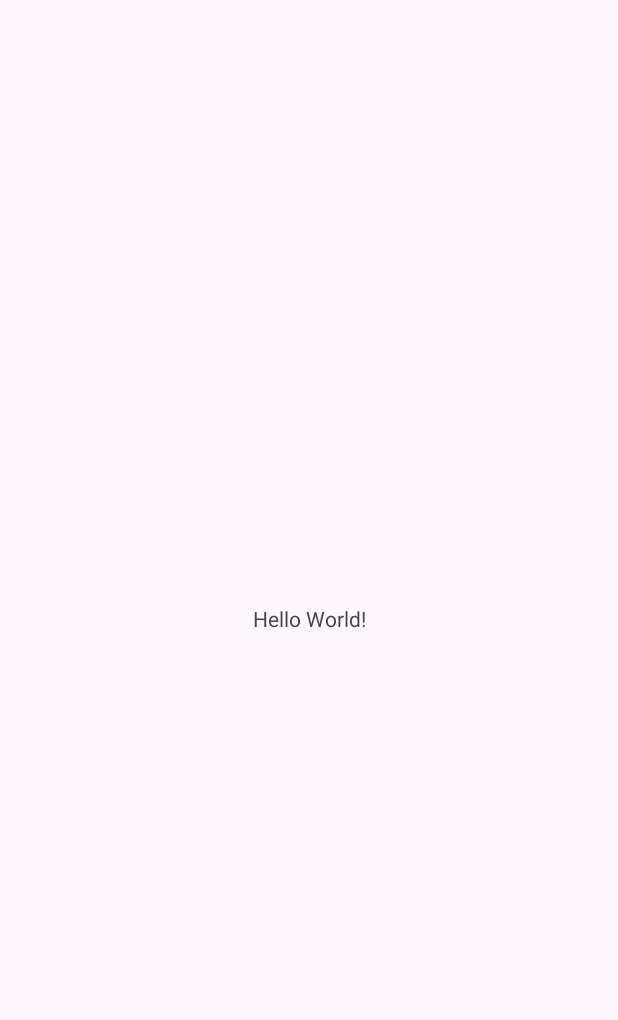
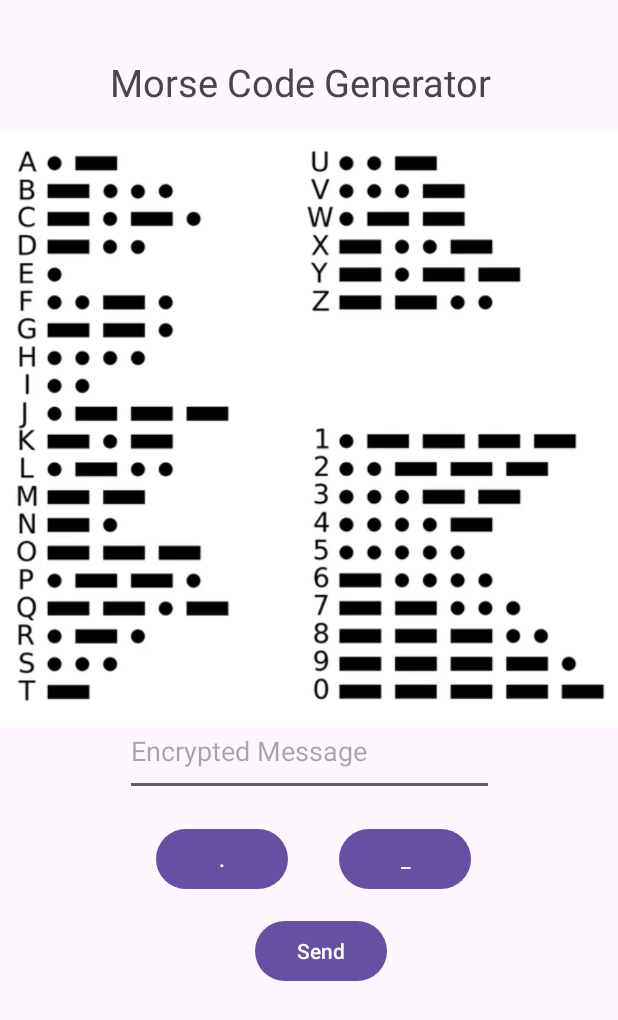
Before and after one commit to cryptic0053/Morse-Code-Generator, an Android app: the screen it shows after launch (MainActivity), on a phone screen of 412 x 824 dp. Before the commit the part shown is almost empty. Shown: the top 1020 px of the screen. Run offline under Robolectric (Android 15) with nearby library versions, the phone set to English and light mode, and no system bars.

Commit message:
xml file

```diff
--- a/app/src/main/java/com/example/morse_code_generator/MainActivity.java
+++ b/app/src/main/java/com/example/morse_code_generator/MainActivity.java
@@ -1,24 +1,62 @@
 package com.example.morse_code_generator;
 
 import android.os.Bundle;
-
-import androidx.activity.EdgeToEdge;
+import android.view.View;
+import android.widget.Button;
+import android.widget.EditText;
+import android.widget.Toast;
 import androidx.appcompat.app.AppCompatActivity;
-import androidx.core.graphics.Insets;
-import androidx.core.view.ViewCompat;
-import androidx.core.view.WindowInsetsCompat;
 
 public class MainActivity extends AppCompatActivity {
+
+    EditText editText;
+    Button dotButton, dashButton, sendButton;
 
     @Override
     protected void onCreate(Bundle savedInstanceState) {
         super.onCreate(savedInstanceState);
-        EdgeToEdge.enable(this);
         setContentView(R.layout.activity_main);
-        ViewCompat.setOnApplyWindowInsetsListener(findViewById(R.id.main), (v, insets) -> {
-            Insets systemBars = insets.getInsets(WindowInsetsCompat.Type.systemBars());
-            v.setPadding(systemBars.left, systemBars.top, systemBars.right, systemBars.bottom);
-            return insets;
+
+        editText = findViewById(R.id.editTextText2);
+        dotButton = findViewById(R.id.button);
+        dashButton = findViewById(R.id.button2);
+        sendButton = findViewById(R.id.button3);
+
+        dotButton.setOnClickListener(new View.OnClickListener() {
+            @Override
+            public void onClick(View v) {
+                editText.append(".");
+            }
+        });
+
+        dashButton.setOnClickListener(new View.OnClickListener() {
+            @Override
+            public void onClick(View v) {
+                editText.append("_");
+            }
+        });
+
+        sendButton.setOnClickListener(new View.OnClickListener() {
+            @Override
+            public void onClick(View v) {
+                String message = editText.getText().toString().trim();
+                if (!message.isEmpty()) {
+                    sendMessage(message);
+                } else {
+                    Toast.makeText(MainActivity.this, "Please enter a message", Toast.LENGTH_SHORT).show();
+                }
+            }
         });
     }
+
+    private void sendMessage(String message) {
+        // Add your code here to send the message
+        // For example, you can send the message via Bluetooth or any other communication method
+
+        // Clear the EditText after sending the message
+        editText.setText("");
+
+        // Display a success message or perform any other action
+        Toast.makeText(this, "Message sent: " + message, Toast.LENGTH_SHORT).show();
+    }
 }
--- a/app/src/main/res/layout/activity_main.xml
+++ b/app/src/main/res/layout/activity_main.xml
@@ -7,13 +7,78 @@
     android:layout_height="match_parent"
     tools:context=".MainActivity">
 
-    <TextView
-        android:layout_width="wrap_content"
-        android:layout_height="wrap_content"
-        android:text="Hello World!"
+    <ImageView
+        android:id="@+id/imageView2"
+        android:layout_width="451dp"
+        android:layout_height="397dp"
+
         app:layout_constraintBottom_toBottomOf="parent"
         app:layout_constraintEnd_toEndOf="parent"
         app:layout_constraintStart_toStartOf="parent"
-        app:layout_constraintTop_toTopOf="parent" />
+        app:layout_constraintTop_toTopOf="parent"
+        app:layout_constraintVertical_bias="0.205"
+        app:srcCompat="@drawable/morsechart" />
+
+    <TextView
+        android:id="@+id/textView2"
+        android:layout_width="266dp"
+        android:layout_height="51dp"
+        android:text="Morse Code Generator"
+        android:textSize="25dp"
+        app:layout_constraintBottom_toBottomOf="parent"
+        app:layout_constraintEnd_toEndOf="parent"
+        app:layout_constraintStart_toStartOf="parent"
+        app:layout_constraintTop_toTopOf="parent"
+        app:layout_constraintVertical_bias="0.048" />
+
+
+    <EditText
+        android:id="@+id/editTextText2"
+        android:layout_width="246dp"
+        android:layout_height="59dp"
+        android:ems="10"
+        android:hint="Encrypted Message"
+        android:inputType="text"
+        app:layout_constraintBottom_toBottomOf="parent"
+        app:layout_constraintEnd_toEndOf="parent"
+        app:layout_constraintStart_toStartOf="parent"
+        app:layout_constraintTop_toTopOf="parent"
+        app:layout_constraintVertical_bias="0.616" />
+
+    <Button
+        android:id="@+id/button"
+        android:layout_width="wrap_content"
+        android:layout_height="wrap_content"
+        android:text="."
+        app:layout_constraintBottom_toBottomOf="parent"
+        app:layout_constraintEnd_toEndOf="parent"
+        app:layout_constraintHorizontal_bias="0.322"
+        app:layout_constraintStart_toStartOf="parent"
+        app:layout_constraintTop_toTopOf="parent"
+        app:layout_constraintVertical_bias="0.707" />
+
+    <Button
+        android:id="@+id/button2"
+        android:layout_width="wrap_content"
+        android:layout_height="wrap_content"
+        android:text="_"
+        app:layout_constraintBottom_toBottomOf="parent"
+        app:layout_constraintEnd_toEndOf="parent"
+        app:layout_constraintHorizontal_bias="0.697"
+        app:layout_constraintStart_toStartOf="parent"
+        app:layout_constraintTop_toTopOf="parent"
+        app:layout_constraintVertical_bias="0.707" />
+
+    <Button
+        android:id="@+id/button3"
+        android:layout_width="wrap_content"
+        android:layout_height="wrap_content"
+        android:text="Send"
+        app:layout_constraintBottom_toBottomOf="parent"
+        app:layout_constraintEnd_toEndOf="parent"
+        app:layout_constraintHorizontal_bias="0.525"
+        app:layout_constraintStart_toStartOf="parent"
+        app:layout_constraintTop_toTopOf="parent"
+        app:layout_constraintVertical_bias="0.786" />
 
 </androidx.constraintlayout.widget.ConstraintLayout>
```
Also changed, not shown: app/src/main/res/drawable-long/morsechart.png (added).
